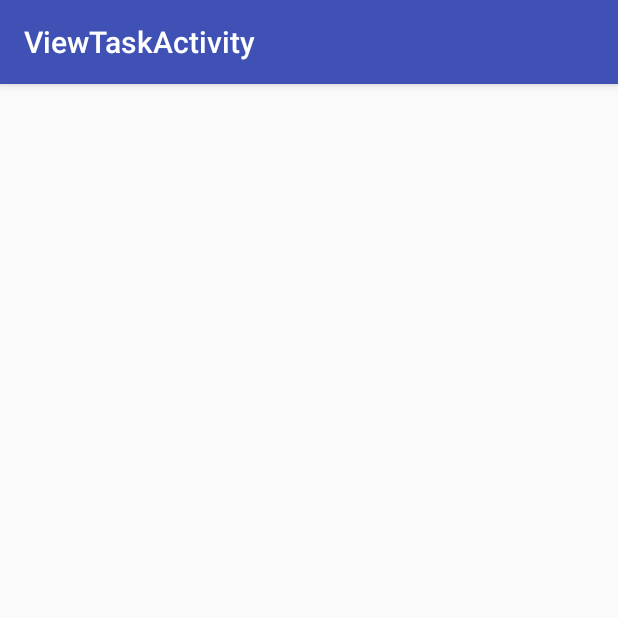
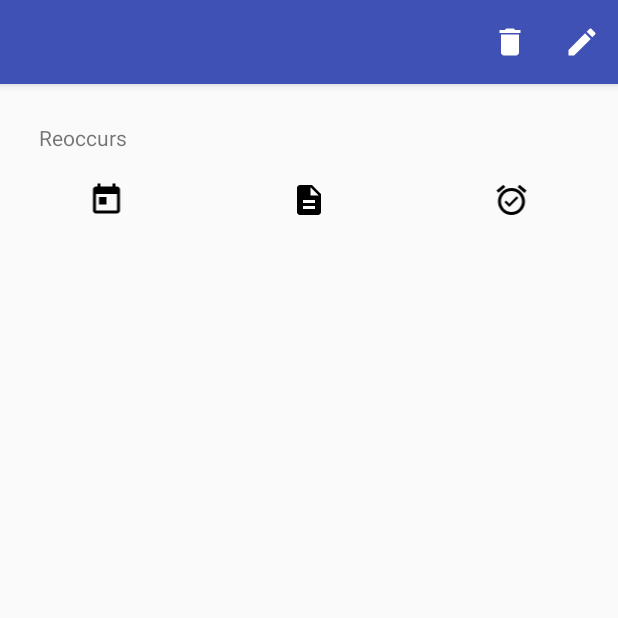
Before and after one commit to phmochi/SimpleProgress, an Android app: the ViewTaskActivity screen opened directly, with no data from a screen before it, on a phone screen of 412 x 824 dp, the top half of it. Run offline under Robolectric (Android 15) with nearby library versions, the phone set to English and light mode, and no system bars; 3 statements that could not run were skipped.

Commit message:
updated gui for view task

```diff
--- a/app/src/main/java/patrick/SimpleProgress/EntryAdapter.java
+++ b/app/src/main/java/patrick/SimpleProgress/EntryAdapter.java
@@ -1,6 +1,7 @@
 package patrick.SimpleProgress;
 
 import android.content.Context;
+import android.util.Log;
 import android.view.LayoutInflater;
 import android.view.View;
 import android.view.ViewGroup;
@@ -10,6 +11,7 @@ import android.widget.TextView;
 import java.text.DecimalFormat;
 import java.text.SimpleDateFormat;
 import java.util.ArrayList;
+import java.util.Comparator;
 
 /**
  * Created by Patrick on 5/15/2016.
--- a/app/src/main/java/patrick/SimpleProgress/EntryManager.java
+++ b/app/src/main/java/patrick/SimpleProgress/EntryManager.java
@@ -1,6 +1,8 @@
 package patrick.SimpleProgress;
 
 import java.util.ArrayList;
+import java.util.Collections;
+import java.util.Comparator;
 import java.util.HashMap;
 
 /**
@@ -44,7 +46,17 @@ public class EntryManager {
     }
 
     public ArrayList<Entry> getAllEntries(){
-        return new ArrayList<>(entryMap.values());
+
+        ArrayList<Entry> entries = new ArrayList<> (entryMap.values());
+
+        Collections.sort(entries, new Comparator<Entry>() {
+            @Override
+            public int compare(Entry lhs, Entry rhs) {
+                return lhs.getDate().compareTo(rhs.getDate());
+            }
+        });
+
+        return entries;
     }
 
     public double getCompleted(){
--- a/app/src/main/java/patrick/SimpleProgress/MainActivity.java
+++ b/app/src/main/java/patrick/SimpleProgress/MainActivity.java
@@ -157,8 +157,6 @@ public class MainActivity extends AppCompatActivity {
         int id = item.getItemId();
 
         switch(id){
-            case R.id.action_settings:
-                return true;
             case R.id.add_task:
                 Intent intent = new Intent(this, AddTaskActivity.class);
                 startActivityForResult(intent, ADD_TASK_REQUEST);
--- a/app/src/main/java/patrick/SimpleProgress/ViewTaskActivity.java
+++ b/app/src/main/java/patrick/SimpleProgress/ViewTaskActivity.java
@@ -2,10 +2,12 @@ package patrick.SimpleProgress;
 
 import android.content.Intent;
 import android.os.Bundle;
+import android.support.v4.content.ContextCompat;
 import android.support.v7.app.AppCompatActivity;
 import android.support.v7.widget.Toolbar;
 import android.util.Log;
 import android.view.ContextMenu;
+import android.view.Menu;
 import android.view.MenuInflater;
 import android.view.MenuItem;
 import android.view.View;
@@ -39,7 +41,6 @@ public class ViewTaskActivity extends AppCompatActivity {
         entriesToRemove = new ArrayList<>();
         entriesToUpdate = new ArrayList<>();
         ListView entryListView = (ListView) findViewById(R.id.entryListView);
-        TextView taskNameView = (TextView) findViewById(R.id.taskNameView);
         TextView taskCycleView = (TextView) findViewById(R.id.viewTaskCycleText);
 
         Bundle extras = getIntent().getExtras();
@@ -47,8 +48,10 @@ public class ViewTaskActivity extends AppCompatActivity {
         taskName = extras.getString("taskName");
         cycle = extras.getString("cycle");
 
-        taskNameView.setText(taskName);
+        getSupportActionBar().setTitle(taskName);
         taskCycleView.setText(cycle);
+
+        taskCycleView.setTextColor(ContextCompat.getColor(this, R.color.softblue));
 
         entryManager = new EntryManager(db.getEntriesFor(taskId));
         ea = new EntryAdapter(this, entryManager.getAllEntries());
@@ -97,6 +100,12 @@ public class ViewTaskActivity extends AppCompatActivity {
     }
 
     @Override
+    public boolean onCreateOptionsMenu(Menu menu){
+        getMenuInflater().inflate(R.menu.menu_viewtask, menu);
+        return true;
+    }
+
+    @Override
     public void onBackPressed(){
         Intent intent = new Intent();
         intent.putExtra("entriesToRemove", entriesToRemove);
@@ -122,10 +131,11 @@ public class ViewTaskActivity extends AppCompatActivity {
     }
 
     private void updateEntry(Entry e){
-        Log.d("update", "id: " + e.getId() + " hours: " + e.getHours() + " date: " + e.getDate().toString());
         db.updateEntry(e);
         entryManager.updateEntry(e);
         entriesToUpdate.add(e);
+        ea.clear();
+        ea.addAll(entryManager.getAllEntries());
         ea.notifyDataSetChanged();
     }
 }
--- /dev/null
+++ b/app/src/main/res/drawable/ic_alarm_on_black_24dp.xml
@@ -0,0 +1,9 @@
+<vector xmlns:android="http://schemas.android.com/apk/res/android"
+        android:width="24dp"
+        android:height="24dp"
+        android:viewportWidth="24.0"
+        android:viewportHeight="24.0">
+    <path
+        android:fillColor="#FF000000"
+        android:pathData="M22,5.72l-4.6,-3.86 -1.29,1.53 4.6,3.86L22,5.72zM7.88,3.39L6.6,1.86 2,5.71l1.29,1.53 4.59,-3.85zM12,4c-4.97,0 -9,4.03 -9,9s4.02,9 9,9c4.97,0 9,-4.03 9,-9s-4.03,-9 -9,-9zM12,20c-3.87,0 -7,-3.13 -7,-7s3.13,-7 7,-7 7,3.13 7,7 -3.13,7 -7,7zM10.54,14.53L8.41,12.4l-1.06,1.06 3.18,3.18 6,-6 -1.06,-1.06 -4.93,4.95z"/>
+</vector>
--- /dev/null
+++ b/app/src/main/res/drawable/ic_create_white_24dp.xml
@@ -0,0 +1,9 @@
+<vector xmlns:android="http://schemas.android.com/apk/res/android"
+        android:width="24dp"
+        android:height="24dp"
+        android:viewportWidth="24.0"
+        android:viewportHeight="24.0">
+    <path
+        android:fillColor="#FFF"
+        android:pathData="M3,17.25V21h3.75L17.81,9.94l-3.75,-3.75L3,17.25zM20.71,7.04c0.39,-0.39 0.39,-1.02 0,-1.41l-2.34,-2.34c-0.39,-0.39 -1.02,-0.39 -1.41,0l-1.83,1.83 3.75,3.75 1.83,-1.83z"/>
+</vector>
--- /dev/null
+++ b/app/src/main/res/drawable/ic_delete_white_24dp.xml
@@ -0,0 +1,9 @@
+<vector xmlns:android="http://schemas.android.com/apk/res/android"
+        android:width="24dp"
+        android:height="24dp"
+        android:viewportWidth="24.0"
+        android:viewportHeight="24.0">
+    <path
+        android:fillColor="#FFF"
+        android:pathData="M6,19c0,1.1 0.9,2 2,2h8c1.1,0 2,-0.9 2,-2V7H6v12zM19,4h-3.5l-1,-1h-5l-1,1H5v2h14V4z"/>
+</vector>
--- /dev/null
+++ b/app/src/main/res/drawable/ic_description_black_24dp.xml
@@ -0,0 +1,9 @@
+<vector xmlns:android="http://schemas.android.com/apk/res/android"
+        android:width="24dp"
+        android:height="24dp"
+        android:viewportWidth="24.0"
+        android:viewportHeight="24.0">
+    <path
+        android:fillColor="#FF000000"
+        android:pathData="M14,2L6,2c-1.1,0 -1.99,0.9 -1.99,2L4,20c0,1.1 0.89,2 1.99,2L18,22c1.1,0 2,-0.9 2,-2L20,8l-6,-6zM16,18L8,18v-2h8v2zM16,14L8,14v-2h8v2zM13,9L13,3.5L18.5,9L13,9z"/>
+</vector>
--- /dev/null
+++ b/app/src/main/res/drawable/ic_today_black_24dp.xml
@@ -0,0 +1,9 @@
+<vector xmlns:android="http://schemas.android.com/apk/res/android"
+        android:width="24dp"
+        android:height="24dp"
+        android:viewportWidth="24.0"
+        android:viewportHeight="24.0">
+    <path
+        android:fillColor="#FF000000"
+        android:pathData="M19,3h-1L18,1h-2v2L8,3L8,1L6,1v2L5,3c-1.11,0 -1.99,0.9 -1.99,2L3,19c0,1.1 0.89,2 2,2h14c1.1,0 2,-0.9 2,-2L21,5c0,-1.1 -0.9,-2 -2,-2zM19,19L5,19L5,8h14v11zM7,10h5v5L7,15z"/>
+</vector>
--- a/app/src/main/res/layout/content_view_task.xml
+++ b/app/src/main/res/layout/content_view_task.xml
@@ -1,10 +1,9 @@
 <?xml version="1.0" encoding="utf-8"?>
-<LinearLayout xmlns:android="http://schemas.android.com/apk/res/android"
+<TableLayout xmlns:android="http://schemas.android.com/apk/res/android"
     xmlns:app="http://schemas.android.com/apk/res-auto"
     xmlns:tools="http://schemas.android.com/tools"
     android:layout_width="match_parent"
     android:layout_height="match_parent"
-    android:orientation="vertical"
     android:paddingBottom="@dimen/activity_vertical_margin"
     android:paddingLeft="@dimen/activity_horizontal_margin"
     android:paddingRight="@dimen/activity_horizontal_margin"
@@ -13,19 +12,52 @@
     tools:context="patrick.SimpleProgress.ViewTaskActivity"
     tools:showIn="@layout/activity_view_task">
 
-    <TextView
-        android:id="@+id/taskNameView"
+    <TableRow
         android:layout_width="match_parent"
-        android:layout_height="60dp" />
+        android:layout_height="wrap_content"
+        android:padding="10dp">
 
-    <TextView
-        android:id="@+id/viewTaskCycleText"
+        <TextView
+            android:layout_width="wrap_content"
+            android:layout_height="wrap_content"
+            android:text="@string/reoccurs"
+            android:paddingRight="10dp"/>
+
+        <TextView
+            android:id="@+id/viewTaskCycleText"
+            android:layout_width="wrap_content"
+            android:layout_height="wrap_content" />
+    </TableRow>
+
+    <TableRow
         android:layout_width="match_parent"
-        android:layout_height="40dp" />
+        android:layout_height="wrap_content"
+        android:padding="10dp">
+
+        <ImageView
+            android:layout_width="0dp"
+            android:layout_height="wrap_content"
+            android:layout_weight="1"
+            android:layout_gravity="center"
+            android:src="@drawable/ic_today_black_24dp"/>
+        <ImageView
+            android:layout_width="0dp"
+            android:layout_height="wrap_content"
+            android:layout_weight="2"
+            android:layout_gravity="center"
+            android:src="@drawable/ic_description_black_24dp"/>
+        <ImageView
+            android:layout_width="0dp"
+            android:layout_height="wrap_content"
+            android:layout_weight="1"
+            android:layout_gravity="center"
+            android:gravity="center"
+            android:src="@drawable/ic_alarm_on_black_24dp"/>
+    </TableRow>
 
     <ListView
         android:id="@+id/entryListView"
         android:layout_width="match_parent"
         android:layout_height="match_parent"></ListView>
 
-</LinearLayout>
+</TableLayout>
--- a/app/src/main/res/layout/entry.xml
+++ b/app/src/main/res/layout/entry.xml
@@ -1,21 +1,28 @@
 <?xml version="1.0" encoding="utf-8"?>
-<LinearLayout xmlns:android="http://schemas.android.com/apk/res/android"
-    android:orientation="horizontal" android:layout_width="match_parent"
-    android:layout_height="40dp">
+<TableRow xmlns:android="http://schemas.android.com/apk/res/android"
+    android:padding="10dp"
+    android:layout_width="match_parent"
+    android:layout_height="60dp">
 
     <TextView
         android:id="@+id/entryDate"
         android:layout_width="0dp"
         android:layout_height="wrap_content"
-        android:layout_weight="1"/>
+        android:layout_weight="1"
+        android:gravity="center"
+        android:layout_gravity="center"/>
+
+    <Space
+        android:layout_width="0dp"
+        android:layout_height="wrap_content"
+        android:layout_weight="2"/>
 
     <TextView
         android:id="@+id/entryHours"
         android:layout_width="0dp"
         android:layout_height="wrap_content"
         android:layout_weight="1"
-        android:gravity="right"/>
+        android:layout_gravity="center"
+        android:gravity="center"/>
 
-
-
-</LinearLayout>
+</TableRow>
--- a/app/src/main/res/menu/menu_main.xml
+++ b/app/src/main/res/menu/menu_main.xml
@@ -7,9 +7,4 @@
         android:title="@string/addTask"
         android:icon="@drawable/ic_add_white_24dp"
         app:showAsAction="ifRoom" />
-    <item
-        android:id="@+id/action_settings"
-        android:orderInCategory="100"
-        android:title="@string/action_settings"
-        app:showAsAction="never" />
 </menu>
--- /dev/null
+++ b/app/src/main/res/menu/menu_viewtask.xml
@@ -0,0 +1,15 @@
+<menu xmlns:android="http://schemas.android.com/apk/res/android"
+    xmlns:app="http://schemas.android.com/apk/res-auto"
+    xmlns:tools="http://schemas.android.com/tools"
+    tools:context="patrick.SimpleProgress.MainActivity">
+    <item
+        android:id="@+id/delete_task"
+        android:title="@string/deleteTask"
+        android:icon="@drawable/ic_delete_white_24dp"
+        app:showAsAction="ifRoom" />
+    <item
+        android:id="@+id/edit_task"
+        android:title="@string/editTask"
+        android:icon="@drawable/ic_create_white_24dp"
+        app:showAsAction="ifRoom" />
+</menu>
--- a/app/src/main/res/values/strings.xml
+++ b/app/src/main/res/values/strings.xml
@@ -14,12 +14,15 @@
     <string name="hours">Time Completed:</string>
     <string name="save">Save</string>
     <string name="addTask">Add Task</string>
+    <string name="deleteTask">Delete Task</string>
+    <string name="editTask">Edit Task</string>
+    <string name="reoccurs">Reoccurs </string>
     <string-array name="contextMenu">
         <item>Edit</item>
         <item>Delete</item>
     </string-array>
     <string name="title_activity_add_task">Add Task</string>
     <string name="title_activity_add_entry">Add Entry</string>
-    <string name="title_activity_view_task">ViewTaskActivity</string>
-    <string name="title_activity_edit_entry">EditEntryActivity</string>
+    <string name="title_activity_view_task">View Task</string>
+    <string name="title_activity_edit_entry">Edit Entry</string>
 </resources>
--- a/app/src/main/res/values/styles.xml
+++ b/app/src/main/res/values/styles.xml
@@ -20,5 +20,6 @@
     <color name="softgreen">#77C57B</color>
     <color name="softred">#FF5F83</color>
     <color name="white">#FFF</color>
+    <color name="softblue">#00BFFF</color>
 
 </resources>
```
